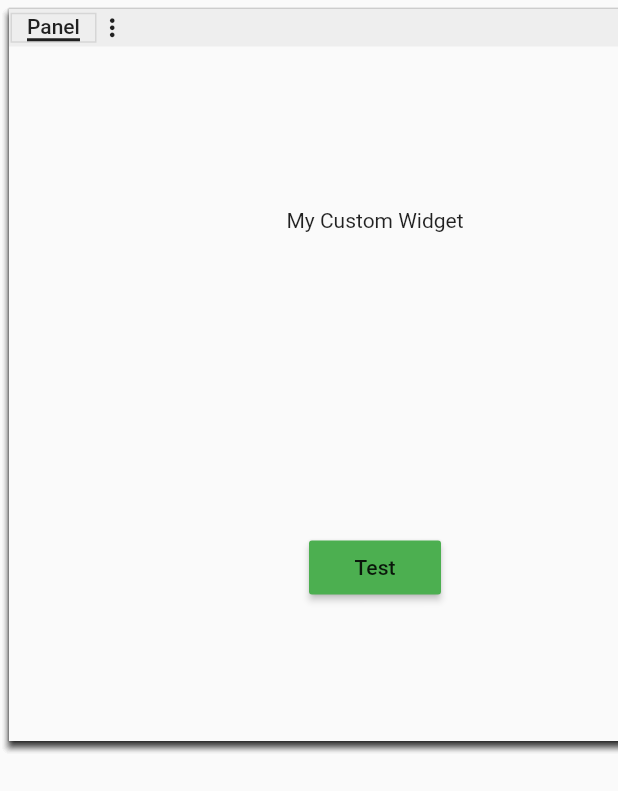
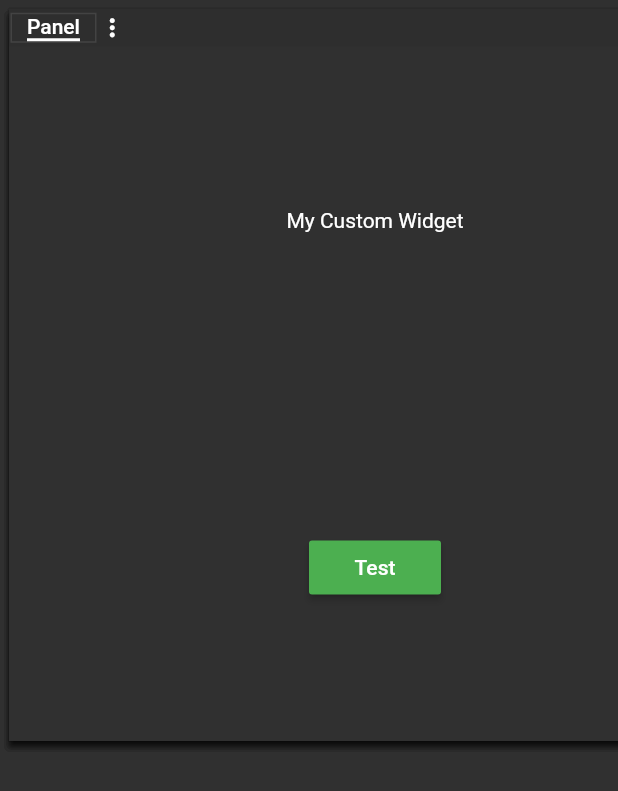
Before and after one commit to BlankSTDIO/panels, a Flutter app: the screen it shows after launch, on a phone screen of 412 x 824 dp. Shown: the top 791 px of the screen. Run offline on Flutter 3.47's test engine with Material 2 defaults, Android fonts, the phone set to English and light mode, and no system bars.

Commit message:
Prepare for Initial Release

```diff
--- a/example/lib/main.dart
+++ b/example/lib/main.dart
@@ -10,8 +10,8 @@ class ExampleApplication extends StatelessWidget {
   @override
   Widget build(BuildContext context) {
     return MaterialApp(
-      theme: ThemeData.light().copyWith(
-        primaryColor: Colors.red
+      theme: ThemeData.dark().copyWith(
+        primaryColor: Colors.green
       ),
       home: Example(),
     );
@@ -48,7 +48,7 @@ class MyCustomWidget extends StatelessWidget {
             Expanded(
               child: Center(
                 child: MaterialButton(
-                  color: Colors.green,
+                  color: Theme.of(context).primaryColor,
                   onPressed: () {
                     Panels.of(context).addPanel(
                       widget: MyCustomWidget(),
--- a/lib/panels.dart
+++ b/lib/panels.dart
@@ -218,10 +218,11 @@ class _PanelState extends State<Panel> with SingleTickerProviderStateMixin{
     super.dispose();
   }
 
+
   @override
   Widget build(BuildContext context) {
-    var debug = false;
-    var random = Random(1337);
+    var random = Random(1335);
+    var debug = false; // * Toggle to show border colors. Will be removed in release
     var debugColors = List.generate(10, (index) {
       if(debug) {
         return Color.fromRGBO(random.nextInt(255), random.nextInt(255), random.nextInt(255), 1.0/(index + 1).toDouble());
```
Also changed, not shown: pubspec.yaml (+7 -1 lines), 2 other files.
